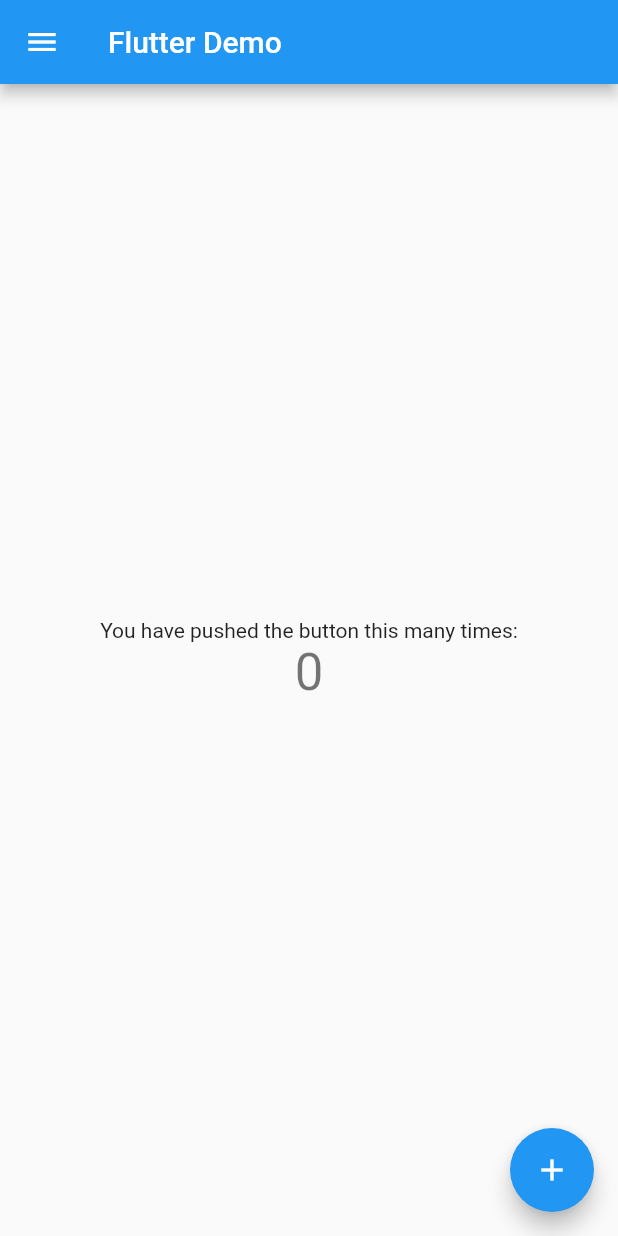
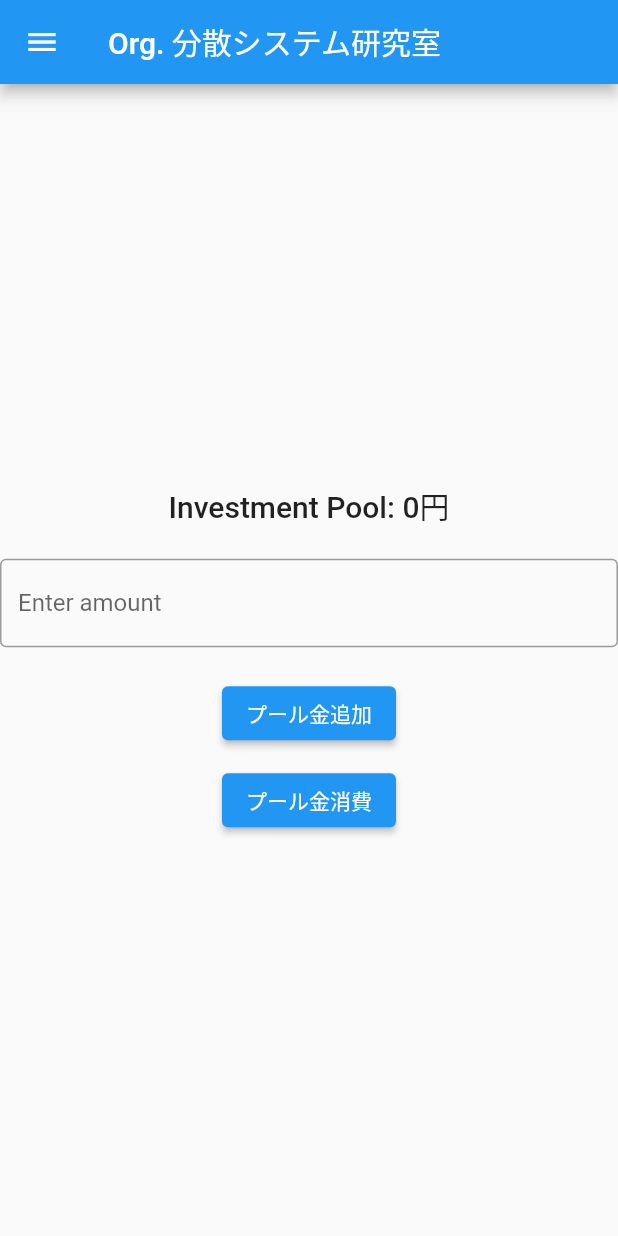
Before and after one commit to skoya76/ledger, a Flutter app: the screen it shows after launch, on a phone screen of 412 x 824 dp. Run offline on Flutter 3.47's test engine with Material 2 defaults, Android fonts, the phone set to English and light mode, and no system bars.

Commit message:
Add a form to input a number

```diff
--- a/lib/main.dart
+++ b/lib/main.dart
@@ -5,41 +5,22 @@
 }
 
 class MyApp extends StatelessWidget {
-  const MyApp({super.key});
+  const MyApp({Key? key}) : super(key: key);
 
-  // This widget is the root of your application.
   @override
   Widget build(BuildContext context) {
     return MaterialApp(
       title: 'Flutter Demo',
       theme: ThemeData(
-        // This is the theme of your application.
-        //
-        // Try running your application with "flutter run". You'll see the
-        // application has a blue toolbar. Then, without quitting the app, try
-        // changing the primarySwatch below to Colors.green and then invoke
-        // "hot reload" (press "r" in the console where you ran "flutter run",
-        // or simply save your changes to "hot reload" in a Flutter IDE).
-        // Notice that the counter didn't reset back to zero; the application
-        // is not restarted.
         primarySwatch: Colors.blue,
       ),
-      home: const MyHomePage(title: 'Flutter Demo Home Page'),
+      home: const MyHomePage(title: 'Org. 分散システム研究室'),
     );
   }
 }
 
 class MyHomePage extends StatefulWidget {
-  const MyHomePage({super.key, required this.title});
-
-  // This widget is the home page of your application. It is stateful, meaning
-  // that it has a State object (defined below) that contains fields that affect
-  // how it looks.
-
-  // This class is the configuration for the state. It holds the values (in this
-  // case the title) provided by the parent (in this case the App widget) and
-  // used by the build method of the State. Fields in a Widget subclass are
-  // always marked "final".
+  const MyHomePage({Key? key, required this.title}) : super(key: key);
 
   final String title;
 
@@ -48,32 +29,30 @@
 }
 
 class _MyHomePageState extends State<MyHomePage> {
-  int _counter = 0;
+  int _investmentPool = 0;
+  int _inputValue = 0;
 
-  void _incrementCounter() {
+  void _addToPool() {
     setState(() {
-      // This call to setState tells the Flutter framework that something has
-      // changed in this State, which causes it to rerun the build method below
-      // so that the display can reflect the updated values. If we changed
-      // _counter without calling setState(), then the build method would not be
-      // called again, and so nothing would appear to happen.
-      _counter++;
+      _investmentPool += _inputValue;
+    });
+  }
+
+  void _consumeFromPool() {
+    setState(() {
+      if (_investmentPool - _inputValue >= 0) {
+        _investmentPool -= _inputValue;
+      } else {
+        _investmentPool = 0;
+      }
     });
   }
 
   @override
   Widget build(BuildContext context) {
-    // This method is rerun every time setState is called, for instance as done
-    // by the _incrementCounter method above.
-    //
-    // The Flutter framework has been optimized to make rerunning build methods
-    // fast, so that you can just rebuild anything that needs updating rather
-    // than having to individually change instances of widgets.
     return Scaffold(
       appBar: AppBar(
-        // Here we take the value from the MyHomePage object that was created by
-        // the App.build method, and use it to set our appbar title.
-        title: Text('Flutter Demo'),
+        title: Text(widget.title),
         leading: IconButton(
           icon: Icon(Icons.menu),
           onPressed: () {
@@ -82,40 +61,37 @@
         ),
       ),
       body: Center(
-        // Center is a layout widget. It takes a single child and positions it
-        // in the middle of the parent.
         child: Column(
-          // Column is also a layout widget. It takes a list of children and
-          // arranges them vertically. By default, it sizes itself to fit its
-          // children horizontally, and tries to be as tall as its parent.
-          //
-          // Invoke "debug painting" (press "p" in the console, choose the
-          // "Toggle Debug Paint" action from the Flutter Inspector in Android
-          // Studio, or the "Toggle Debug Paint" command in Visual Studio Code)
-          // to see the wireframe for each widget.
-          //
-          // Column has various properties to control how it sizes itself and
-          // how it positions its children. Here we use mainAxisAlignment to
-          // center the children vertically; the main axis here is the vertical
-          // axis because Columns are vertical (the cross axis would be
-          // horizontal).
           mainAxisAlignment: MainAxisAlignment.center,
           children: <Widget>[
-            const Text(
-              'You have pushed the button this many times:',
+            Text(
+              'Investment Pool: $_investmentPool円',
+              style: Theme.of(context).textTheme.headline6,
             ),
-            Text(
-              '$_counter',
-              style: Theme.of(context).textTheme.headlineMedium,
+            const SizedBox(height: 20),
+            TextField(
+              keyboardType: TextInputType.number,
+              onChanged: (value) {
+                _inputValue = int.tryParse(value) ?? 0;
+              },
+              decoration: InputDecoration(
+                labelText: 'Enter amount',
+                border: OutlineInputBorder(),
+              ),
+            ),
+            const SizedBox(height: 20),
+            ElevatedButton(
+              onPressed: _addToPool,
+              child: const Text('プール金追加'),
+            ),
+            const SizedBox(height: 10),
+            ElevatedButton(
+              onPressed: _consumeFromPool,
+              child: const Text('プール金消費'),
             ),
           ],
         ),
       ),
-      floatingActionButton: FloatingActionButton(
-        onPressed: _incrementCounter,
-        tooltip: 'Increment',
-        child: const Icon(Icons.add),
-      ), // This trailing comma makes auto-formatting nicer for build methods.
     );
   }
 }
```
